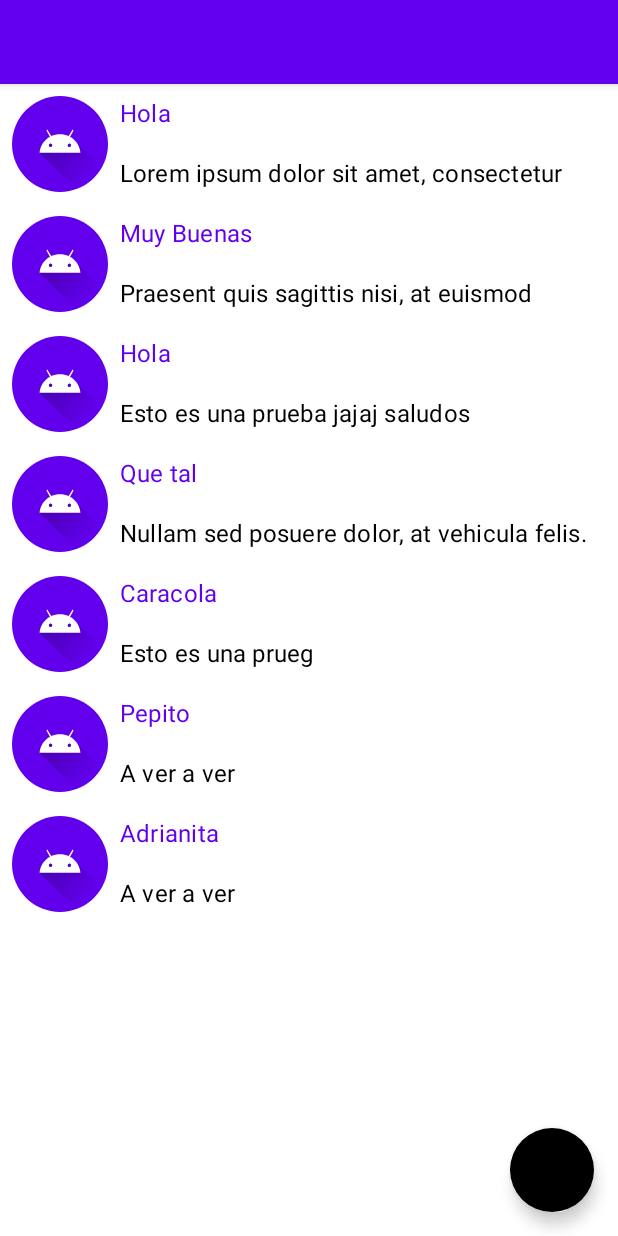
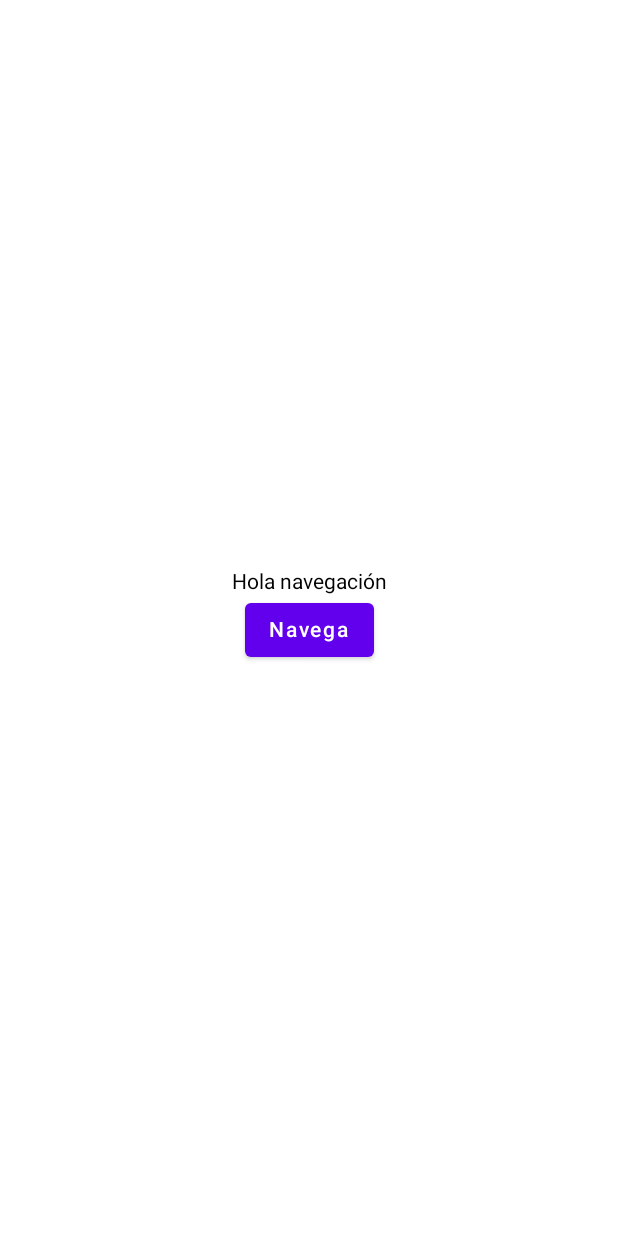
Before and after one commit to madfox40/AndroidCheckList, an Android app built with Jetpack Compose: the screen it shows after launch (MainActivity), on a phone screen of 412 x 824 dp. Run offline under Robolectric (Android 15) with nearby library versions, the phone set to English and light mode, and no system bars.

Commit message:
Navigation between screens

```diff
--- a/app/build.gradle
+++ b/app/build.gradle
@@ -47,7 +47,7 @@ android {
 }
 
 dependencies {
-
+    implementation("androidx.navigation:navigation-compose:2.5.3")
     implementation 'androidx.core:core-ktx:1.7.0'
     implementation 'androidx.lifecycle:lifecycle-runtime-ktx:2.3.1'
     implementation 'androidx.activity:activity-compose:1.3.1'
--- a/app/src/main/java/com/example/checklist/MainActivity.kt
+++ b/app/src/main/java/com/example/checklist/MainActivity.kt
@@ -23,6 +23,8 @@ import androidx.compose.ui.res.painterResource
 import androidx.compose.ui.text.style.TextAlign
 import androidx.compose.ui.tooling.preview.Preview
 import androidx.compose.ui.unit.dp
+import com.example.checklist.Navigation.AppNavigation
+import com.example.checklist.Screens.FirstScreen
 import com.example.checklist.ui.theme.CheckListTheme
 import java.sql.DatabaseMetaData
 import java.time.format.TextStyle
@@ -50,9 +52,10 @@ class MainActivity : ComponentActivity() {
                 MyItems(name = "Pepito", body = "A ver a ver"),
                 MyItems(name = "Adrianita", body = "A ver a ver")
             )
+            AppNavigation()
+            CheckListTheme {
 
-            CheckListTheme() {
-                MyComposition(checkItems = data)
+                //MyComposition(checkItems = data)
             }
         }
     }
@@ -200,4 +203,10 @@ class MainActivity : ComponentActivity() {
             MyComposition(checkItems = data)
         }
     }
+
+    @Preview(showBackground = true)
+    @Composable
+    fun DefaultPreview(){
+        AppNavigation()
+    }
 }
--- /dev/null
+++ b/app/src/main/java/com/example/checklist/Navigation/AppNavigation.kt
@@ -0,0 +1,21 @@
+package com.example.checklist.Navigation
+
+import androidx.compose.runtime.Composable
+import androidx.navigation.compose.NavHost
+import androidx.navigation.compose.composable
+import androidx.navigation.compose.rememberNavController
+import com.example.checklist.Screens.FirstScreen
+import com.example.checklist.Screens.SecondScreen
+
+@Composable
+fun AppNavigation(){
+    val navController = rememberNavController()
+    NavHost(navController = navController, startDestination = AppScreens.FirstScreen.route){
+        composable(route = AppScreens.FirstScreen.route){
+            FirstScreen(navController)
+        }
+        composable(route = AppScreens.SecondScreen.route){
+            SecondScreen(navController)
+        }
+    }
+}
--- /dev/null
+++ b/app/src/main/java/com/example/checklist/Navigation/AppScreens.kt
@@ -0,0 +1,6 @@
+package com.example.checklist.Navigation
+
+sealed class AppScreens(val route:String) {
+    object FirstScreen: AppScreens("first_screen")
+    object SecondScreen: AppScreens("second_screen")
+}
--- /dev/null
+++ b/app/src/main/java/com/example/checklist/Screens/FirstScreen.kt
@@ -0,0 +1,35 @@
+package com.example.checklist.Screens
+
+import androidx.compose.foundation.layout.Arrangement
+import androidx.compose.foundation.layout.Column
+import androidx.compose.foundation.layout.fillMaxSize
+import androidx.compose.material.Button
+import androidx.compose.material.Scaffold
+import androidx.compose.material.Text
+import androidx.compose.runtime.Composable
+import androidx.compose.ui.Alignment
+import androidx.compose.ui.Modifier
+import androidx.compose.ui.tooling.preview.Preview
+import androidx.navigation.NavController
+import com.example.checklist.Navigation.AppScreens
+
+@Composable
+fun FirstScreen(navController: NavController) {
+    Scaffold {
+        BodyContent(navController)
+    }
+}
+
+@Composable
+fun BodyContent(navController: NavController){
+    Column(
+        modifier = Modifier.fillMaxSize(),
+        verticalArrangement = Arrangement.Center,
+        horizontalAlignment = Alignment.CenterHorizontally
+    ) {
+        Text("Hola navegación")
+        Button(onClick = { navController.navigate(route = AppScreens.SecondScreen.route)}) {
+            Text(text = "Navega")
+        }
+    }
+}
```
Also changed, not shown: app/src/main/java/com/example/checklist/Screens/SecondScreen.kt (added, +36 -0 lines).
